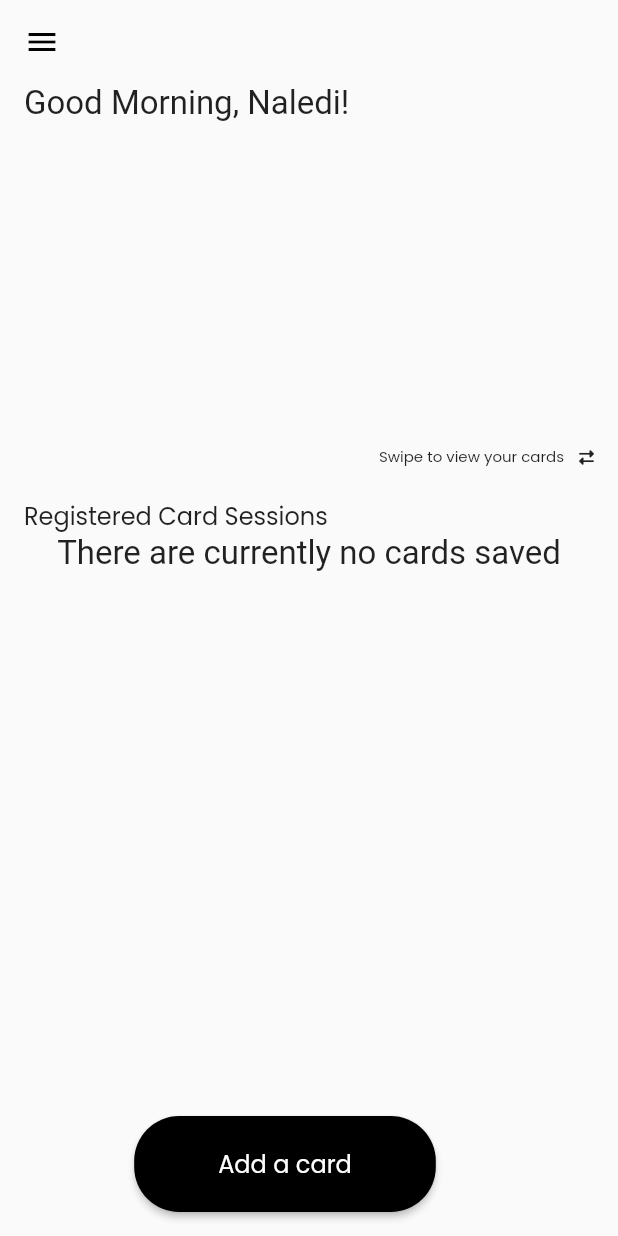
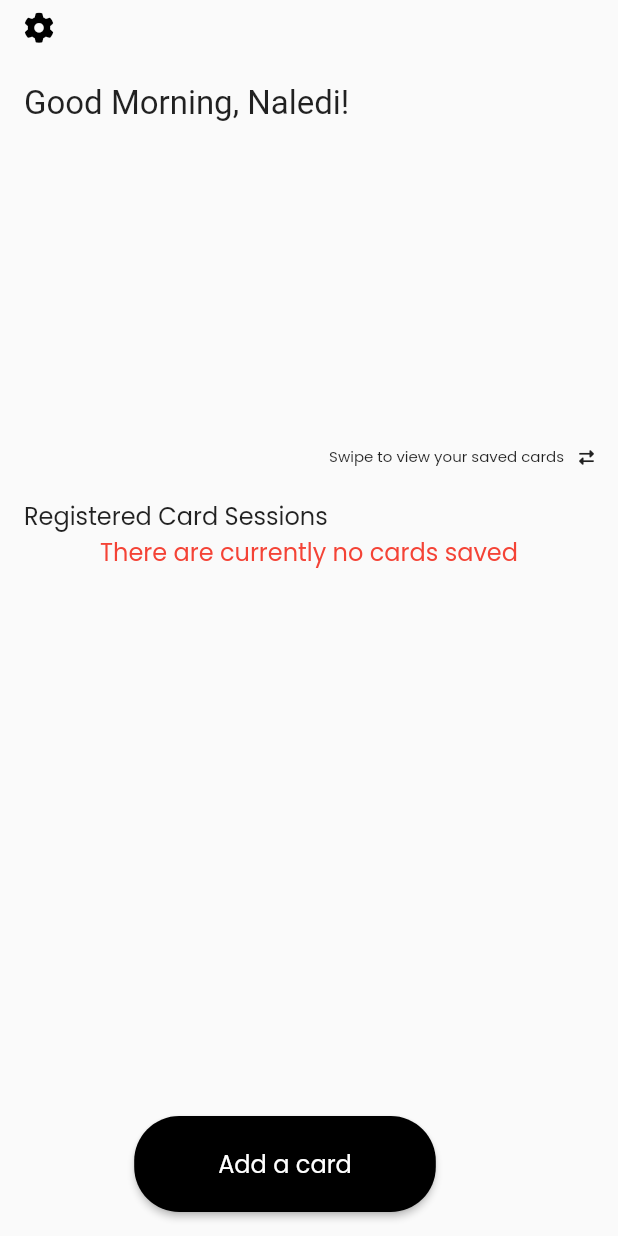
Before and after one commit to StephenBoikanyo/CardCheck, a Flutter app: the screen it shows after launch, on a phone screen of 412 x 824 dp. Run offline on Flutter 3.47's test engine with Material 2 defaults, Android fonts, the phone set to English and light mode, and no system bars; our stand-ins replace bloc, font_awesome_flutter, shared_preferences; missing offline and left inert: credit_card_scanner; generated files the repository leaves out were written again.

Commit message:
Improved home screen

```diff
--- a/lib/presentation/home/home_screen.dart
+++ b/lib/presentation/home/home_screen.dart
@@ -1,4 +1,5 @@
 import 'package:card_check/presentation/home/add_card_screen.dart';
+import 'package:card_check/presentation/home/banned_countries.dart';
 import 'package:flutter/material.dart';
 import 'package:card_check/presentation/utils/constants.dart';
 import 'package:card_check/presentation/widgets/widgets.dart';
@@ -34,11 +35,16 @@ class _HomeScreenState extends State<HomeScreen> {
     var name = 'Naledi';
     return Scaffold(
       appBar: AppBar(
+        leading: Padding(
+          padding: const EdgeInsets.only(left: 16,top: 8),
+          child: InkWell(
+            onTap: () => Navigator.pushNamed(context, BannedCountriesScreen.id),
+              child: FaIcon(FontAwesomeIcons.gear,size: 20,)),
+        ),
         iconTheme: const IconThemeData(color: Colors.black),
         backgroundColor: Colors.transparent,
         elevation: 0,
       ),
-      drawer: const Drawer(),
       body: SingleChildScrollView(
         child: Padding(
           padding: const EdgeInsets.only(left: 16, right: 16),
@@ -93,7 +99,7 @@ class _HomeScreenState extends State<HomeScreen> {
                         Row(
                           mainAxisAlignment: MainAxisAlignment.end,
                           children: [
-                            Text('Swipe to view your cards', style: smallText.copyWith(fontSize: 10),textAlign: TextAlign.end,),
+                            Text('Swipe to view your saved cards', style: smallText.copyWith(fontSize: 10),textAlign: TextAlign.end,),
                             const SizedBox(width: 10,),
                             FaIcon(FontAwesomeIcons.rightLeft ,size: 10,)
                           ],
@@ -108,10 +114,10 @@ class _HomeScreenState extends State<HomeScreen> {
                         Container(
                           height: _storedData.isEmpty ? null : 300,
                           child: _storedData.isEmpty
-                              ? const Center(
+                              ?  Center(
                             child: Text(
                               'There are currently no cards saved',
-                              style: largeText,
+                              style: mediumText.copyWith(color: Colors.red),
                             ),
                           )
                               : ListView.builder(
```
